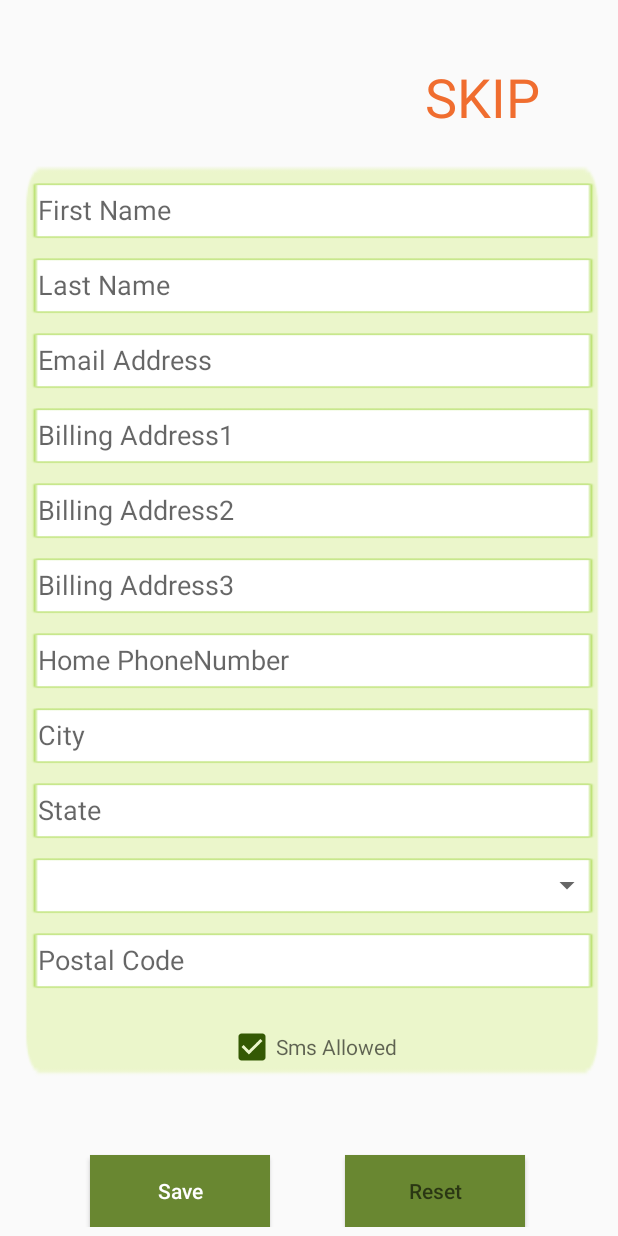
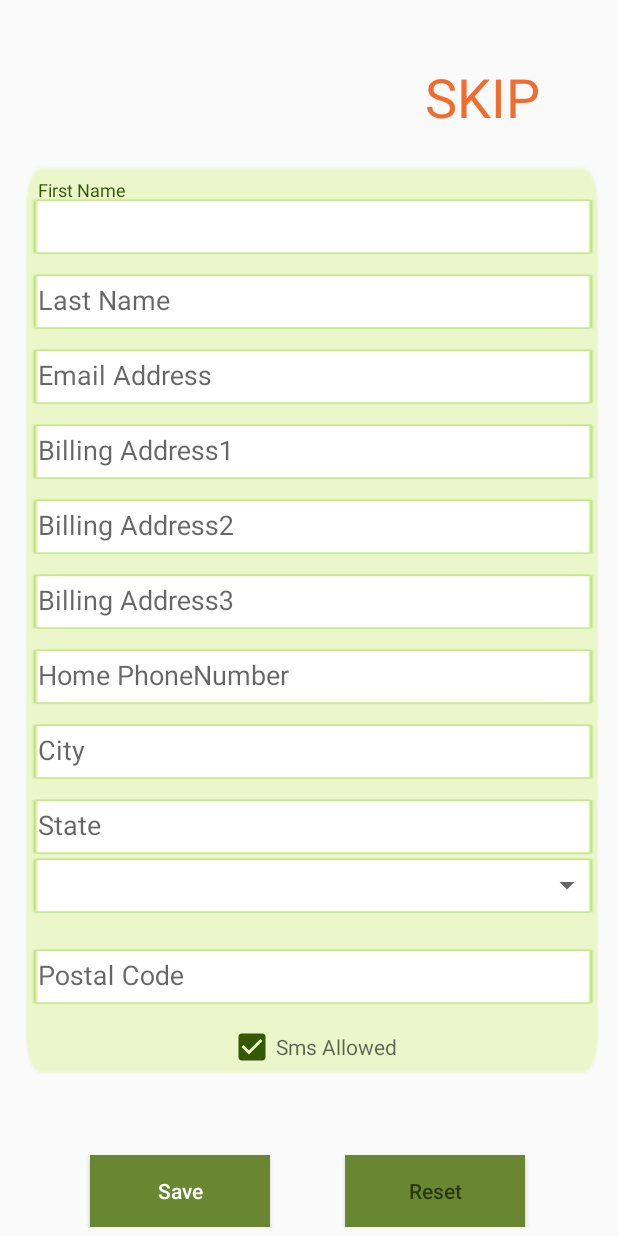
Before and after one commit to samasys-software/ProdcastCAndroid, an Android app: the layout activity_edit_registration.xml on its own in the app's theme, with its tools: preview values and no code run, on a phone screen of 412 x 824 dp. Run offline under Robolectric (Android 15) with nearby library versions, the phone set to English and light mode, and no system bars; network calls fail.

```diff
--- a/Prodcast/app/src/main/java/com/ventruxinformatics/prodcast/EntryActivity.java
+++ b/Prodcast/app/src/main/java/com/ventruxinformatics/prodcast/EntryActivity.java
@@ -77,6 +77,8 @@ public class EntryActivity extends ProdcastCBaseActivity {
             progressDialog.show();
             listView.setAdapter(adapter);
             progressDialog.dismiss();
+
+
 
 
 
--- a/Prodcast/app/src/main/java/com/ventruxinformatics/prodcast/OutstandingBillsActivity.java
+++ b/Prodcast/app/src/main/java/com/ventruxinformatics/prodcast/OutstandingBillsActivity.java
@@ -30,6 +30,7 @@ import retrofit2.Response;
 public class OutstandingBillsActivity extends ProdcastCBaseActivity {
     Button newOrderPin;
     ListView listHistroy;
+
     Context context;
     ProgressDialog progressDialog;
 
@@ -51,6 +52,11 @@ public class OutstandingBillsActivity extends ProdcastCBaseActivity {
         progressDialog=getProgressDialog(context);
         listHistroy=(ListView) findViewById(R.id.billsListView);
         newOrderPin = (Button) findViewById(R.id.newOrderPin);
+        TextView total=(TextView) findViewById(R.id.total);
+        TextView outstandingbalance=(TextView) findViewById(R.id.outstandingBalance);
+        String currencySymbol=SessionInformations.getInstance().getEmployee().getDistributor().getCurrencySymbol();
+        total.setText("Total("+currencySymbol+")");
+        outstandingbalance.setText("Balance("+currencySymbol+")");
         newOrderPin.setOnClickListener(new View.OnClickListener() {
             @Override
             public void onClick(View view) {
--- a/Prodcast/app/src/main/java/com/ventruxinformatics/prodcast/OutstandingBillsDetailsAdapter.java
+++ b/Prodcast/app/src/main/java/com/ventruxinformatics/prodcast/OutstandingBillsDetailsAdapter.java
@@ -9,8 +9,10 @@ import android.view.ViewGroup;
 import android.widget.BaseAdapter;
 import android.widget.TextView;
 
+import java.text.NumberFormat;
 import java.util.List;
 
+import businessObjects.GlobalUsage;
 import businessObjects.domain.Bill;
 
 public class OutstandingBillsDetailsAdapter extends BaseAdapter {
@@ -20,6 +22,7 @@ public class OutstandingBillsDetailsAdapter extends BaseAdapter {
         Context context;
         OutstandingBillsActivity activity;
         private static LayoutInflater inflater=null;
+    final NumberFormat numberFormat= GlobalUsage.getNumberFormat();
         public OutstandingBillsDetailsAdapter(OutstandingBillsActivity mainActivity, List<Bill> bills){
 
             // TODO Auto-generated constructor stub
@@ -82,8 +85,8 @@ public class OutstandingBillsDetailsAdapter extends BaseAdapter {
         }
         holder.tv1.setText(status);
         holder.tv2.setText(String.valueOf(outstandingBills.get(position).getBillDate()));
-        holder.tv3.setText(String.valueOf(outstandingBills.get(position).getBillAmount()));
-        holder.tv4.setText(String.valueOf(outstandingBills.get(position).getOutstandingBalance()));
+        holder.tv3.setText(numberFormat.format(outstandingBills.get(position).getBillAmount()));
+        holder.tv4.setText(numberFormat.format(outstandingBills.get(position).getOutstandingBalance()));
 
 
 
--- a/Prodcast/app/src/main/res/layout/activity_change_password.xml
+++ b/Prodcast/app/src/main/res/layout/activity_change_password.xml
@@ -17,16 +17,21 @@ tools:context="com.ventruxinformatics.prodcast.ChangePasswordActivity">
     android:layout_alignParentEnd="true"
     android:layout_marginTop="79dp">
 
+
       <RelativeLayout
         android:id="@+id/rloldPinNumber"
         android:layout_width="wrap_content"
-        android:layout_height="40dp"
+        android:layout_height="wrap_content"
 
         android:layout_marginTop="40dp"
         android:layout_marginRight="30dp"
         android:layout_marginLeft="30dp">
 
+          <android.support.design.widget.TextInputLayout
 
+              android:layout_height="wrap_content"
+              android:layout_width="match_parent"
+              >
 
         <EditText
             android:id="@+id/oldPinNumber"
@@ -37,20 +42,26 @@ tools:context="com.ventruxinformatics.prodcast.ChangePasswordActivity">
 
             android:textAllCaps="true"
             />
+          </android.support.design.widget.TextInputLayout>
 
     </RelativeLayout>
+
 
 
     <RelativeLayout
         android:id="@+id/rlnewPinNumber"
         android:layout_width="match_parent"
-        android:layout_height="40dp"
+        android:layout_height="wrap_content"
 
         android:layout_marginTop="100dp"
         android:layout_marginRight="30dp"
         android:layout_marginLeft="30dp">
 
+        <android.support.design.widget.TextInputLayout
 
+            android:layout_height="wrap_content"
+            android:layout_width="match_parent"
+            >
 
         <EditText
             android:id="@+id/newPinNumber"
@@ -63,15 +74,24 @@ tools:context="com.ventruxinformatics.prodcast.ChangePasswordActivity">
             android:textAllCaps="true"
            />
 
+
+    </android.support.design.widget.TextInputLayout>
     </RelativeLayout>
+
     <RelativeLayout
         android:id="@+id/rlconfirmPinNumber"
 
         android:layout_width="match_parent"
-        android:layout_height="40dp"
+        android:layout_height="wrap_content"
         android:layout_marginTop="160dp"
         android:layout_marginRight="30dp"
         android:layout_marginLeft="30dp">
+
+        <android.support.design.widget.TextInputLayout
+
+            android:layout_height="wrap_content"
+            android:layout_width="match_parent"
+            >
 
 
 
@@ -84,6 +104,7 @@ tools:context="com.ventruxinformatics.prodcast.ChangePasswordActivity">
 
             android:textAllCaps="true"
              />
+        </android.support.design.widget.TextInputLayout>
 
     </RelativeLayout>
 
--- a/Prodcast/app/src/main/res/layout/activity_edit_registration.xml
+++ b/Prodcast/app/src/main/res/layout/activity_edit_registration.xml
@@ -39,11 +39,17 @@
 
             <RelativeLayout
                 android:layout_width="match_parent"
-                android:layout_height="40dp"
+                android:layout_height="wrap_content"
                 android:layout_marginRight="10dp"
 
                 android:layout_marginLeft="15dp"
                 android:layout_marginTop="40dp">
+
+                <android.support.design.widget.TextInputLayout
+
+                    android:layout_height="wrap_content"
+                    android:layout_width="match_parent"
+                    >
                 <EditText
                     android:id="@+id/firstName"
                     style="@style/editText"
@@ -52,15 +58,22 @@
                     android:inputType="text"
                     android:layout_alignParentTop="true"
                     android:layout_centerHorizontal="true" />
+                </android.support.design.widget.TextInputLayout>
 
 </RelativeLayout>
             <RelativeLayout
                 android:layout_width="match_parent"
-                android:layout_height="40dp"
+                android:layout_height="wrap_content"
                 android:layout_marginRight="10dp"
 
                 android:layout_marginLeft="15dp"
                 android:layout_marginTop="90dp">
+
+                <android.support.design.widget.TextInputLayout
+
+                    android:layout_height="wrap_content"
+                    android:layout_width="match_parent"
+                    >
              <EditText
                     android:id="@+id/latName"
                     style="@style/editText"
@@ -69,14 +82,21 @@
                     android:inputType="text"
                  android:layout_alignParentTop="true"
                  android:layout_centerHorizontal="true" />
+                </android.support.design.widget.TextInputLayout>
                 </RelativeLayout>
             <RelativeLayout
                 android:layout_width="match_parent"
-                android:layout_height="40dp"
+                android:layout_height="wrap_content"
                 android:layout_marginRight="10dp"
 
                 android:layout_marginLeft="15dp"
                 android:layout_marginTop="140dp">
+
+                <android.support.design.widget.TextInputLayout
+
+                    android:layout_height="wrap_content"
+                    android:layout_width="match_parent"
+                    >
 
 
                 <EditText
@@ -87,16 +107,23 @@
                     android:hint="Email Address"
                     android:inputType="text|textWebEmailAddress"
                     android:layout_alignParentTop="true"
-                    android:layout_centerHorizontal="true" /> -->
+                    android:layout_centerHorizontal="true" />
+                </android.support.design.widget.TextInputLayout>
 
 </RelativeLayout>
             <RelativeLayout
                 android:layout_width="match_parent"
-                android:layout_height="40dp"
+                android:layout_height="wrap_content"
                 android:layout_marginRight="10dp"
 
                 android:layout_marginLeft="15dp"
                 android:layout_marginTop="190dp">
+
+                <android.support.design.widget.TextInputLayout
+
+                    android:layout_height="wrap_content"
+                    android:layout_width="match_parent"
+                    >
                          <EditText
                     android:id="@+id/billingAddress1"
                     android:inputType="text"
@@ -105,14 +132,21 @@
                     style="@style/editText"
                              android:layout_alignParentTop="true"
                              android:layout_centerHorizontal="true" />
+                </android.support.design.widget.TextInputLayout>
                 </RelativeLayout>
             <RelativeLayout
                 android:layout_width="match_parent"
-                android:layout_height="40dp"
+                android:layout_height="wrap_content"
                 android:layout_marginRight="10dp"
 
                 android:layout_marginLeft="15dp"
                 android:layout_marginTop="240dp">
+
+                <android.support.design.widget.TextInputLayout
+
+                    android:layout_height="wrap_content"
+                    android:layout_width="match_parent"
+                    >
                 <EditText
                     android:id="@+id/billingAddress2"
                     android:inputType="text"
@@ -121,14 +155,21 @@
                     style="@style/editText"
                     android:layout_alignParentTop="true"
                     android:layout_centerHorizontal="true" />
+                </android.support.design.widget.TextInputLayout>
                 </RelativeLayout>
             <RelativeLayout
                 android:layout_width="match_parent"
-                android:layout_height="40dp"
+                android:layout_height="wrap_content"
                 android:layout_marginRight="10dp"
 
                 android:layout_marginLeft="15dp"
                 android:layout_marginTop="290dp">
+
+                <android.support.design.widget.TextInputLayout
+
+                    android:layout_height="wrap_content"
+                    android:layout_width="match_parent"
+                    >
 
                 <EditText
                     android:id="@+id/billingAddress3"
@@ -138,14 +179,21 @@
                     style="@style/editText"
                     android:layout_alignParentTop="true"
                     android:layout_centerHorizontal="true" />
+                </android.support.design.widget.TextInputLayout>
                 </RelativeLayout>
             <RelativeLayout
                 android:layout_width="match_parent"
-                android:layout_height="40dp"
+                android:layout_height="wrap_content"
                 android:layout_marginRight="10dp"
 
                 android:layout_marginLeft="15dp"
                 android:layout_marginTop="340dp">
+
+                <android.support.design.widget.TextInputLayout
+
+                    android:layout_height="wrap_content"
+                    android:layout_width="match_parent"
+                    >
                 <EditText
                     android:id="@+id/homePhoneNumber"
                     android:inputType="text"
@@ -156,14 +204,21 @@
                     android:layout_alignParentTop="true"
                     android:layout_centerHorizontal="true"
                     android:layout_alignParentBottom="true" />
+                </android.support.design.widget.TextInputLayout>
                 </RelativeLayout>
             <RelativeLayout
                 android:layout_width="match_parent"
-                android:layout_height="40dp"
+                android:layout_height="wrap_content"
                 android:layout_marginRight="10dp"
 
                 android:layout_marginLeft="15dp"
                 android:layout_marginTop="390dp">
+
+                <android.support.design.widget.TextInputLayout
+
+                    android:layout_height="wrap_content"
+                    android:layout_width="match_parent"
+                    >
 
                 <EditText
                     android:id="@+id/city"
@@ -173,14 +228,21 @@
                     style="@style/editText"
                     android:layout_alignParentTop="true"
                     android:layout_centerHorizontal="true" />
+                </android.support.design.widget.TextInputLayout>
 </RelativeLayout>
             <RelativeLayout
                 android:layout_width="match_parent"
-                android:layout_height="40dp"
+                android:layout_height="wrap_content"
                 android:layout_marginRight="10dp"
 
                 android:layout_marginLeft="15dp"
                 android:layout_marginTop="440dp">
+
+                <android.support.design.widget.TextInputLayout
+
+                    android:layout_height="wrap_content"
+                    android:layout_width="match_parent"
+                    >
                 <EditText
                     android:id="@+id/state"
                     android:inputType="text"
@@ -191,6 +253,7 @@
                     android:hint="State"
 
                     android:layout_centerHorizontal="true" />
+                </android.support.design.widget.TextInputLayout>
                 </RelativeLayout>
             <RelativeLayout
                 android:layout_width="match_parent"
@@ -221,11 +284,17 @@
                 </RelativeLayout>
             <RelativeLayout
                 android:layout_width="match_parent"
-                android:layout_height="40dp"
+                android:layout_height="wrap_content"
                 android:layout_marginRight="10dp"
 
                 android:layout_marginLeft="15dp"
                 android:layout_marginTop="540dp">
+
+                <android.support.design.widget.TextInputLayout
+
+                    android:layout_height="wrap_content"
+                    android:layout_width="match_parent"
+                    >
 
                 <EditText
                     android:id="@+id/postalCode"
@@ -235,6 +304,7 @@
 
                     android:layout_alignParentTop="true"
                     android:layout_centerHorizontal="true" />
+                </android.support.design.widget.TextInputLayout>
             </RelativeLayout>
             <RelativeLayout
                 android:layout_width="match_parent"
--- a/Prodcast/app/src/main/res/values/styles.xml
+++ b/Prodcast/app/src/main/res/values/styles.xml
@@ -21,8 +21,8 @@
     <style name="editText">
         <!-- Customize your theme here. -->
         <item name="android:background">@drawable/form_box</item>
-        <item name="android:layout_width">wrap_content</item>
-        <item name="android:layout_height">wrap_content</item>
+        <item name="android:layout_width">match_parent</item>
+        <item name="android:layout_height">40dp</item>
         <item name="android:layout_alignParentLeft">true</item>
         <item name="android:layout_alignParentBottom">true</item>
 
@@ -32,6 +32,7 @@
 
         <item name="android:paddingLeft">10dp</item>
         <item name="android:textColor">#a4a4a3</item>
+        <item name="android:layout_gravity">center</item>
 
 
     </style>
```
